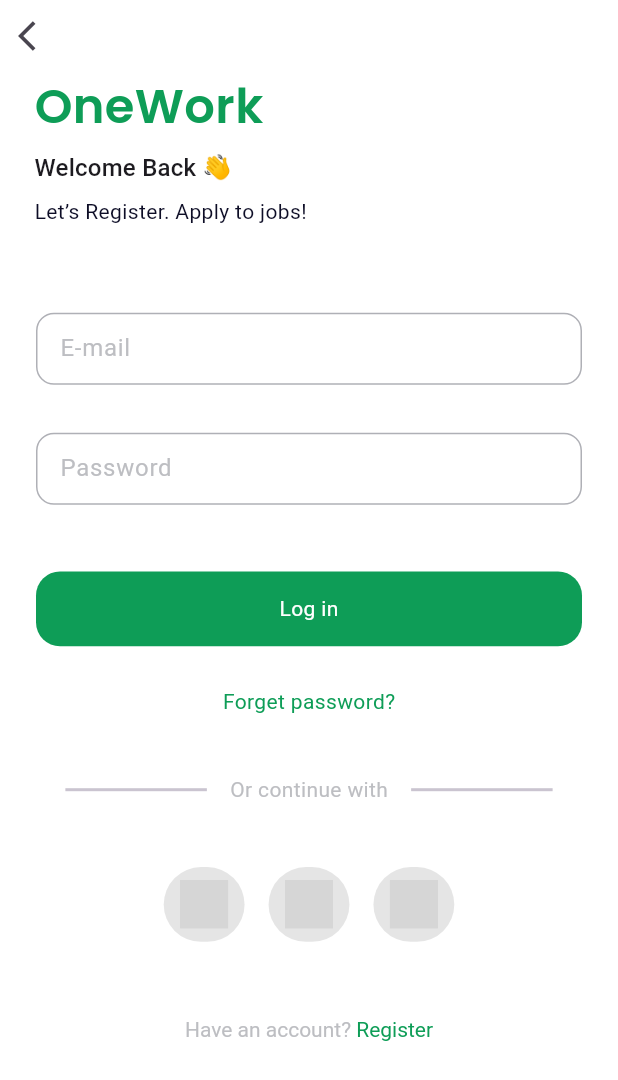
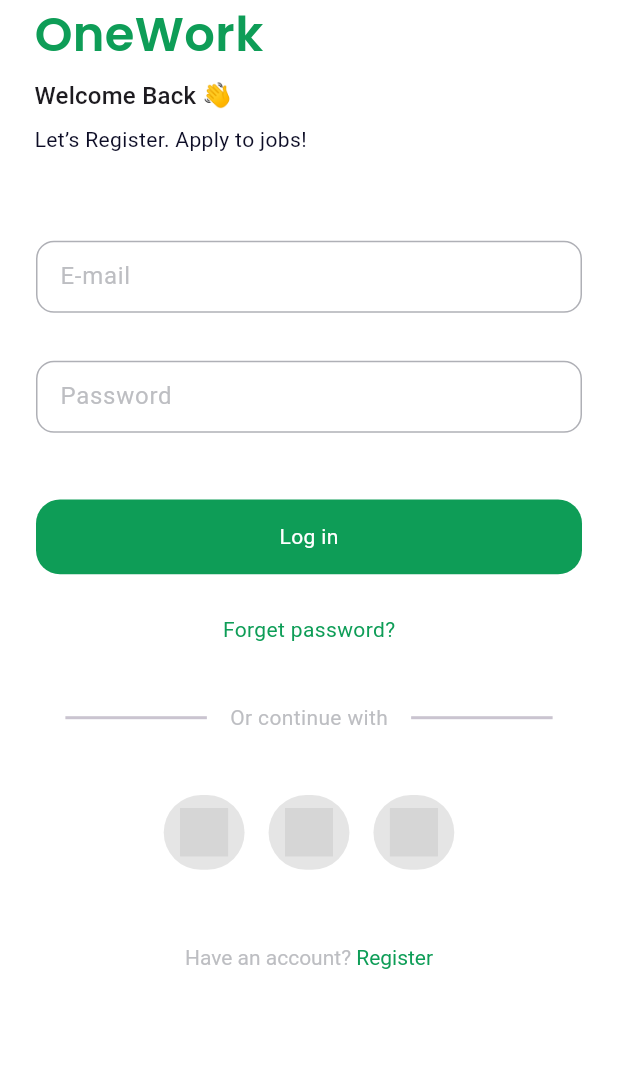
Before and after one commit to bek-n/OneWork, a Flutter app: the LoginPage screen opened directly, on a phone screen of 412 x 824 dp. Shown: the top 1080 px of the screen. Run offline on Flutter 3.47's test engine with Material 2 defaults, Android fonts, the phone set to English and light mode, and no system bars; our stand-ins replace dio, flutter_screenutil, google_fonts, icons_plus, loading_animation_widget, shared_preferences; missing offline and left inert: flutter_overboard; accounts and stored records are empty; grey boxes are pictures that could not be loaded.

Commit message:
icon fixed

```diff
--- a/lib/view/pages/auth/login_page.dart
+++ b/lib/view/pages/auth/login_page.dart
@@ -27,12 +27,6 @@ class _LoginPageState extends State<LoginPage> {
               mainAxisAlignment: MainAxisAlignment.start,
               crossAxisAlignment: CrossAxisAlignment.start,
               children: [
-                IconButton(
-                  onPressed: () {
-                    Navigator.pop(context);
-                  },
-                  icon: const Icon(Icons.arrow_back_ios),
-                ),
                 Padding(
                   padding: const EdgeInsets.only(left: 23),
                   child: Text(
@@ -90,8 +84,12 @@ class _LoginPageState extends State<LoginPage> {
           30.verticalSpace,
           InkWell(
               onTap: () {
-                Navigator.push(context,
-                    MaterialPageRoute(builder: (_) => const ForgetPassword()));
+                Navigator.push(
+                  context,
+                  MaterialPageRoute(
+                    builder: (_) => const ForgetPassword(),
+                  ),
+                );
               },
               child: const Center(
                 child: Text(
```
Also changed, not shown: pubspec.lock.
